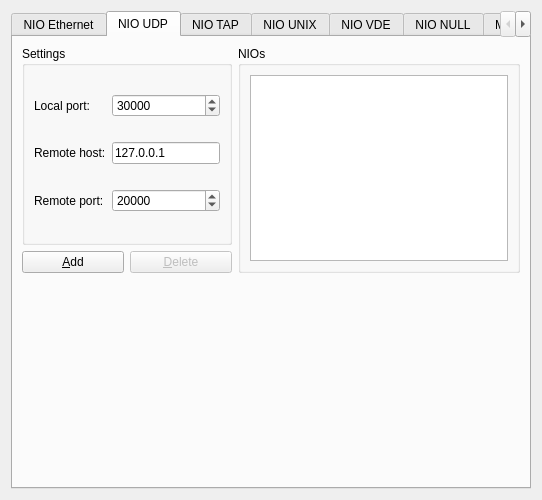
GNS3/gns3-gui, file gns3/modules/builtin/ui/cloud_configuration_page.ui: the form before one commit.
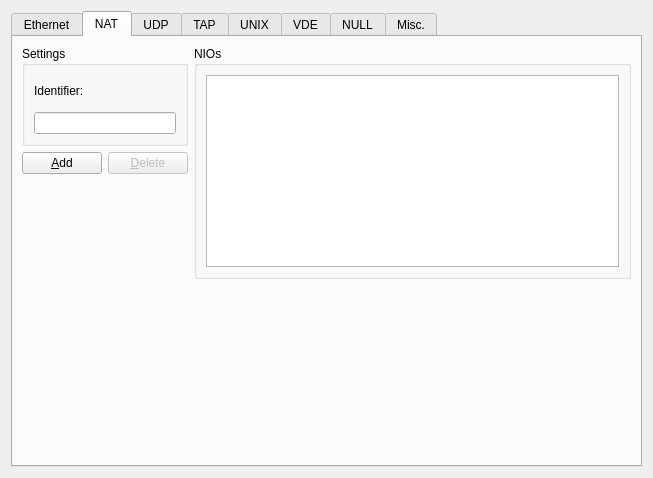
The form after the commit. The open tabs and pages were chosen to show the change.

Patch:
```diff
--- a/gns3/modules/builtin/ui/cloud_configuration_page.ui
+++ b/gns3/modules/builtin/ui/cloud_configuration_page.ui
@@ -6,8 +6,8 @@
    <rect>
     <x>0</x>
     <y>0</y>
-    <width>542</width>
-    <height>500</height>
+    <width>653</width>
+    <height>478</height>
    </rect>
   </property>
   <property name="windowTitle">
@@ -21,7 +21,7 @@
      </property>
      <widget class="QWidget" name="tab">
       <attribute name="title">
-       <string>NIO Ethernet</string>
+       <string>Ethernet</string>
       </attribute>
       <layout class="QVBoxLayout">
        <item>
@@ -137,7 +137,102 @@
      </widget>
      <widget class="QWidget" name="tab_2">
       <attribute name="title">
-       <string>NIO UDP</string>
+       <string>NAT</string>
+      </attribute>
+      <layout class="QGridLayout" name="gridLayout_2">
+       <item row="0" column="0" colspan="2">
+        <widget class="QGroupBox" name="uiNIONATSettingsGroupBox">
+         <property name="title">
+          <string>Settings</string>
+         </property>
+         <layout class="QGridLayout" name="_2">
+          <item row="0" column="0">
+           <widget class="QLabel" name="uiNIONATIdentifierLabel">
+            <property name="text">
+             <string>Identifier:</string>
+            </property>
+           </widget>
+          </item>
+          <item row="1" column="0">
+           <widget class="QLineEdit" name="uiNIONATIdentiferLineEdit">
+            <property name="sizePolicy">
+             <sizepolicy hsizetype="Expanding" vsizetype="Fixed">
+              <horstretch>0</horstretch>
+              <verstretch>0</verstretch>
+             </sizepolicy>
+            </property>
+           </widget>
+          </item>
+         </layout>
+        </widget>
+       </item>
+       <item row="0" column="2" rowspan="3">
+        <widget class="QGroupBox" name="uiNIONATListGroupBox">
+         <property name="title">
+          <string>NIOs</string>
+         </property>
+         <layout class="QVBoxLayout" name="_3">
+          <item>
+           <widget class="QListWidget" name="uiNIONATListWidget">
+            <property name="sizePolicy">
+             <sizepolicy hsizetype="Expanding" vsizetype="Minimum">
+              <horstretch>0</horstretch>
+              <verstretch>0</verstretch>
+             </sizepolicy>
+            </property>
+           </widget>
+          </item>
+         </layout>
+        </widget>
+       </item>
+       <item row="1" column="0">
+        <widget class="QPushButton" name="uiAddNIONATPushButton">
+         <property name="text">
+          <string>&amp;Add</string>
+         </property>
+        </widget>
+       </item>
+       <item row="1" column="1">
+        <widget class="QPushButton" name="uiDeleteNIONATPushButton">
+         <property name="enabled">
+          <bool>false</bool>
+         </property>
+         <property name="text">
+          <string>&amp;Delete</string>
+         </property>
+        </widget>
+       </item>
+       <item row="2" column="0" rowspan="2">
+        <spacer name="spacer">
+         <property name="orientation">
+          <enum>Qt::Vertical</enum>
+         </property>
+         <property name="sizeHint" stdset="0">
+          <size>
+           <width>20</width>
+           <height>294</height>
+          </size>
+         </property>
+        </spacer>
+       </item>
+       <item row="3" column="2">
+        <spacer name="spacer_2">
+         <property name="orientation">
+          <enum>Qt::Vertical</enum>
+         </property>
+         <property name="sizeHint" stdset="0">
+          <size>
+           <width>20</width>
+           <height>194</height>
+          </size>
+         </property>
+        </spacer>
+       </item>
+      </layout>
+     </widget>
+     <widget class="QWidget" name="NIOUDPTab">
+      <attribute name="title">
+       <string>UDP</string>
       </attribute>
       <layout class="QGridLayout">
        <item row="0" column="0" colspan="2">
@@ -267,7 +362,7 @@
      </widget>
      <widget class="QWidget" name="tab_3">
       <attribute name="title">
-       <string>NIO TAP</string>
+       <string>TAP</string>
       </attribute>
       <layout class="QVBoxLayout">
        <item>
@@ -319,7 +414,7 @@
      </widget>
      <widget class="QWidget" name="tab_4">
       <attribute name="title">
-       <string>NIO UNIX</string>
+       <string>UNIX</string>
       </attribute>
       <layout class="QGridLayout">
        <item row="0" column="0" colspan="2">
@@ -442,7 +537,7 @@
      </widget>
      <widget class="QWidget" name="tab_5">
       <attribute name="title">
-       <string>NIO VDE</string>
+       <string>VDE</string>
       </attribute>
       <layout class="QGridLayout">
        <item row="0" column="0" colspan="2">
@@ -565,7 +660,7 @@
      </widget>
      <widget class="QWidget" name="tab_6">
       <attribute name="title">
-       <string>NIO NULL</string>
+       <string>NULL</string>
       </attribute>
       <layout class="QGridLayout">
        <item row="0" column="0" colspan="2">
```
Left out of the diff: 18 changed lines with no effect on the pictures.
